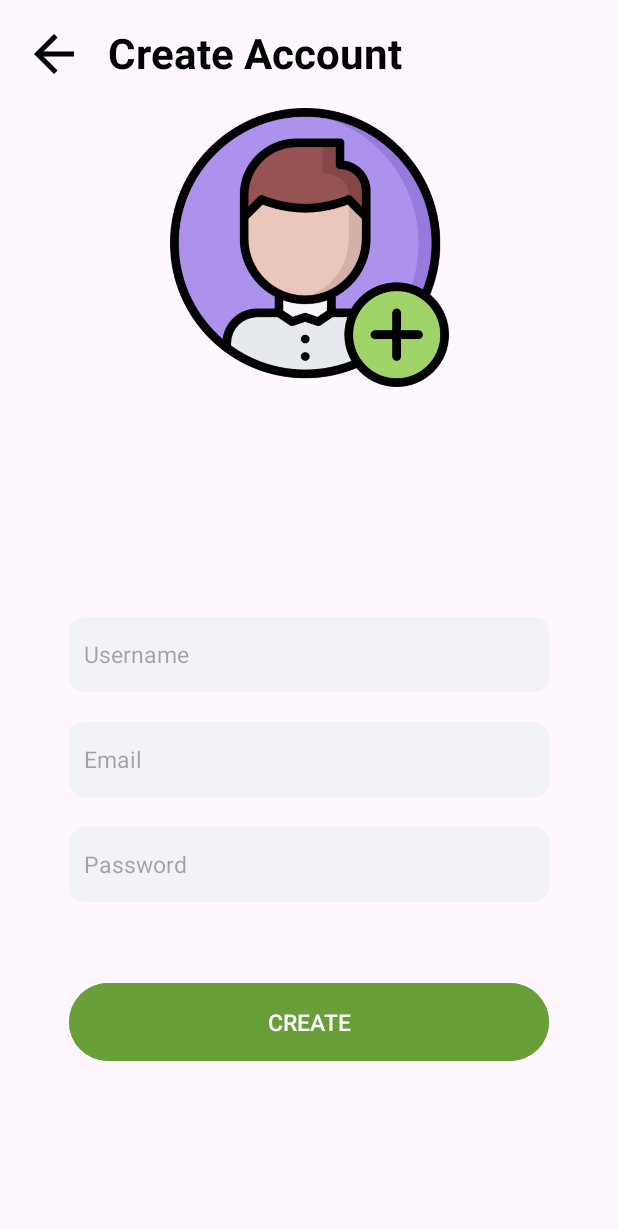
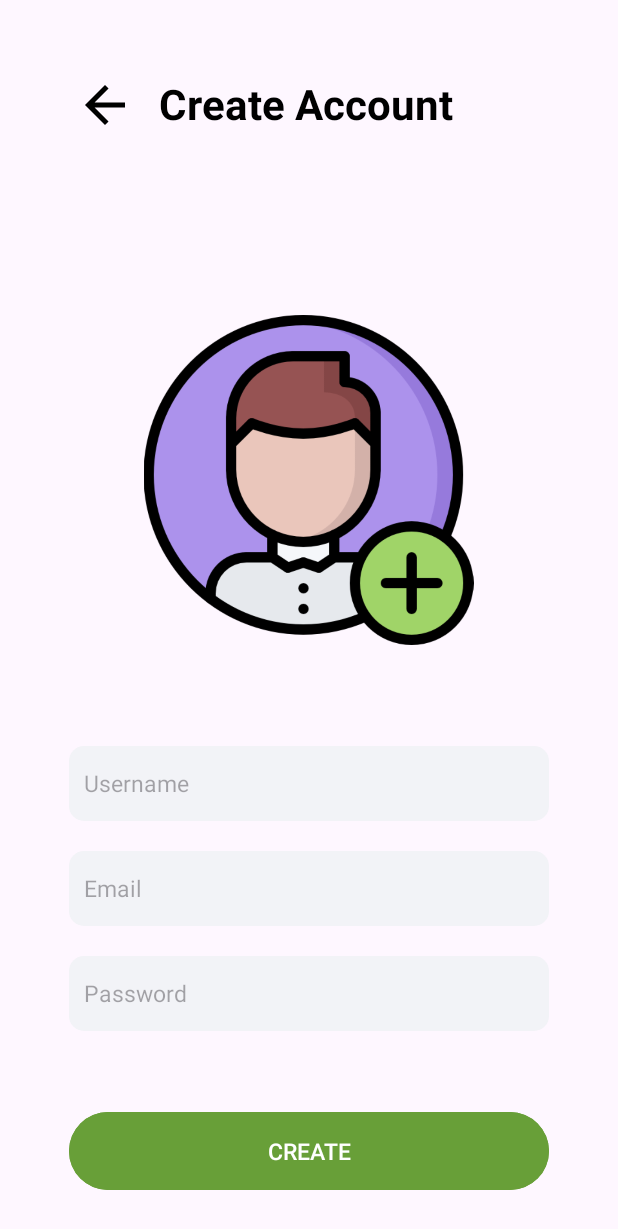
Before and after one commit to JmanCentral/Frontend, an Android app: the Registro screen opened directly, with no data from a screen before it, on a phone screen of 412 x 824 dp. Shown: the top 1229 px of the screen. Run offline under Robolectric (Android 15) with nearby library versions, the phone set to English and light mode, and no system bars.

Commit message:
LinearLayout

```diff
--- a/app/src/main/res/layout/activity_registro.xml
+++ b/app/src/main/res/layout/activity_registro.xml
@@ -4,15 +4,16 @@
     xmlns:tools="http://schemas.android.com/tools"
     android:layout_width="match_parent"
     android:layout_height="match_parent"
-    tools:context=".Registro">
+    tools:context=".Frontend.Registro">
 
     <ImageView
         android:id="@+id/imageView2"
-        android:layout_width="198dp"
-        android:layout_height="186dp"
-        android:layout_marginTop="16dp"
+        android:layout_width="227dp"
+        android:layout_height="220dp"
+        android:layout_marginTop="120dp"
         android:src="@drawable/usuario"
         app:layout_constraintEnd_toEndOf="parent"
+        app:layout_constraintHorizontal_bias="0.497"
         app:layout_constraintStart_toStartOf="parent"
         app:layout_constraintTop_toBottomOf="@+id/editPasswordLayout"
         tools:ignore="MissingConstraints" />
@@ -21,8 +22,8 @@
         android:id="@+id/editPasswordLayout"
         android:layout_width="match_parent"
         android:layout_height="wrap_content"
-        android:layout_marginTop="50dp"
-        android:layout_margin="16dp"
+        android:layout_margin="50dp"
+        android:layout_marginTop="100dp"
         android:orientation="horizontal"
         app:layout_constraintLeft_toLeftOf="parent"
         app:layout_constraintRight_toRightOf="parent"
@@ -48,8 +49,8 @@
     </LinearLayout>
 
     <LinearLayout
-        android:layout_width="wrap_content"
-        android:layout_height="wrap_content"
+        android:layout_width="363dp"
+        android:layout_height="349dp"
         android:gravity="center"
         android:orientation="vertical"
         app:layout_constraintBottom_toBottomOf="parent"
@@ -134,5 +135,4 @@
 
     </LinearLayout>
 
-
 </androidx.constraintlayout.widget.ConstraintLayout>
```
